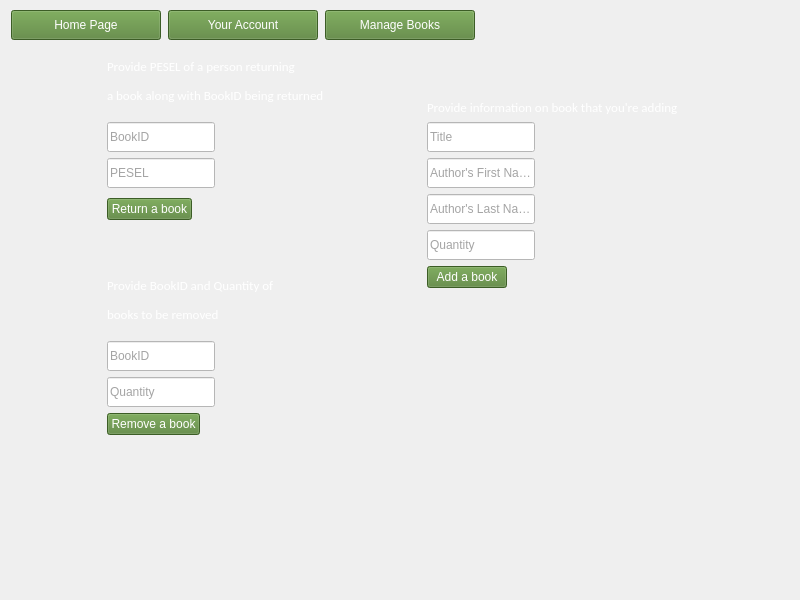
Before: the Qt Designer form managebooksview.ui in wcislak97/ProdigyLibrary, drawn with Qt 5.
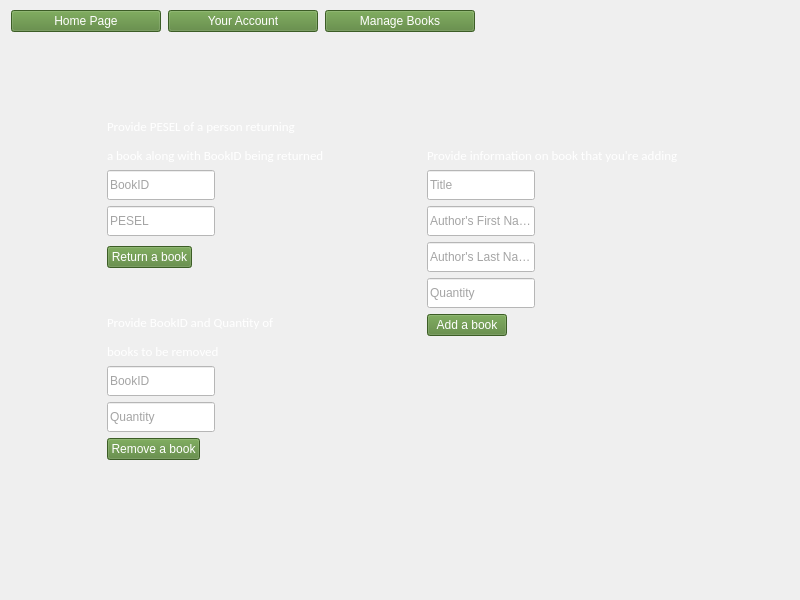
After: the same form once the commit is applied.

What changed in the file:
```diff
--- a/managebooksview.ui
+++ b/managebooksview.ui
@@ -19,7 +19,7 @@
      <x>10</x>
      <y>10</y>
      <width>767</width>
-     <height>425</height>
+     <height>450</height>
     </rect>
    </property>
    <layout class="QVBoxLayout" name="verticalLayout">
@@ -122,8 +122,8 @@
     </item>
     <item>
      <layout class="QGridLayout" name="gridLayout_3" columnstretch="0,0">
-      <item row="2" column="0">
-       <widget class="QLineEdit" name="lineEdit_pesel_3">
+      <item row="2" column="1">
+       <widget class="QLineEdit" name="lineEdit_book_title">
         <property name="sizePolicy">
          <sizepolicy hsizetype="Fixed" vsizetype="Fixed">
           <horstretch>0</horstretch>
@@ -141,11 +141,11 @@
 color: rgb(74, 74, 74);</string>
         </property>
         <property name="placeholderText">
-         <string>PESEL</string>
+         <string>Title</string>
         </property>
        </widget>
       </item>
-      <item row="0" column="1" alignment="Qt::AlignBottom">
+      <item row="1" column="1" alignment="Qt::AlignBottom">
        <widget class="QLabel" name="label_3">
         <property name="font">
          <font>
@@ -165,57 +165,8 @@
         </property>
        </widget>
       </item>
-      <item row="3" column="1">
-       <widget class="QLineEdit" name="lineEdit_author_last_name">
-        <property name="sizePolicy">
-         <sizepolicy hsizetype="Fixed" vsizetype="Fixed">
-          <horstretch>0</horstretch>
-          <verstretch>0</verstretch>
-         </sizepolicy>
-        </property>
-        <property name="minimumSize">
-         <size>
-          <width>0</width>
-          <height>30</height>
-         </size>
-        </property>
-        <property name="styleSheet">
-         <string notr="true">background-color: rgb(255, 255, 255);
-color: rgb(74, 74, 74);</string>
-        </property>
-        <property name="placeholderText">
-         <string>Author's Last Name</string>
-        </property>
-       </widget>
-      </item>
-      <item row="0" column="0">
-       <widget class="QLabel" name="label">
-        <property name="sizePolicy">
-         <sizepolicy hsizetype="Fixed" vsizetype="Preferred">
-          <horstretch>0</horstretch>
-          <verstretch>0</verstretch>
-         </sizepolicy>
-        </property>
-        <property name="font">
-         <font>
-          <family>Calibri</family>
-          <pointsize>8</pointsize>
-          <weight>9</weight>
-          <italic>false</italic>
-          <bold>false</bold>
-         </font>
-        </property>
-        <property name="styleSheet">
-         <string notr="true">color: rgb(255, 255, 255);
-font: 75 8pt &quot;Calibri&quot;;</string>
-        </property>
-        <property name="text">
-         <string>&lt;html&gt;&lt;head/&gt;&lt;body&gt;&lt;p&gt;&lt;span style=&quot; font-size:10pt;&quot;&gt;Provide PESEL of a person returning &lt;/span&gt;&lt;/p&gt;&lt;p&gt;&lt;span style=&quot; font-size:10pt;&quot;&gt;a book along with BookID being returned&lt;/span&gt;&lt;/p&gt;&lt;/body&gt;&lt;/html&gt;</string>
-        </property>
-       </widget>
-      </item>
       <item row="7" column="0">
-       <widget class="QLineEdit" name="lineEdit_quantity">
+       <widget class="QLineEdit" name="lineEdit_book_id_rem">
         <property name="sizePolicy">
          <sizepolicy hsizetype="Fixed" vsizetype="Fixed">
           <horstretch>0</horstretch>
@@ -233,45 +184,11 @@
 color: rgb(74, 74, 74);</string>
         </property>
         <property name="placeholderText">
-         <string>Quantity</string>
+         <string>BookID</string>
         </property>
        </widget>
       </item>
-      <item row="8" column="0">
-       <widget class="QPushButton" name="pushButton_remove_book">
-        <property name="sizePolicy">
-         <sizepolicy hsizetype="Fixed" vsizetype="Fixed">
-          <horstretch>0</horstretch>
-          <verstretch>0</verstretch>
-         </sizepolicy>
-        </property>
-        <property name="styleSheet">
-         <string notr="true">background-color: rgb(84, 130, 53);
-color: rgb(255, 255, 255);</string>
-        </property>
-        <property name="text">
-         <string>Remove a book</string>
-        </property>
-       </widget>
-      </item>
-      <item row="5" column="1" alignment="Qt::AlignTop">
-       <widget class="QPushButton" name="pushButton_add_book">
-        <property name="sizePolicy">
-         <sizepolicy hsizetype="Fixed" vsizetype="Fixed">
-          <horstretch>0</horstretch>
-          <verstretch>0</verstretch>
-         </sizepolicy>
-        </property>
-        <property name="styleSheet">
-         <string notr="true">background-color: rgb(84, 130, 53);
-color: rgb(255, 255, 255);</string>
-        </property>
-        <property name="text">
-         <string>Add a book</string>
-        </property>
-       </widget>
-      </item>
-      <item row="5" column="0">
+      <item row="6" column="0">
        <widget class="QLabel" name="label_2">
         <property name="sizePolicy">
          <sizepolicy hsizetype="Fixed" vsizetype="Preferred">
@@ -303,8 +220,8 @@
         </property>
        </widget>
       </item>
-      <item row="4" column="1">
-       <widget class="QLineEdit" name="lineEdit_quantity_add">
+      <item row="2" column="0">
+       <widget class="QLineEdit" name="lineEdit_book_id">
         <property name="sizePolicy">
          <sizepolicy hsizetype="Fixed" vsizetype="Fixed">
           <horstretch>0</horstretch>
@@ -322,34 +239,11 @@
 color: rgb(74, 74, 74);</string>
         </property>
         <property name="placeholderText">
-         <string>Quantity</string>
+         <string>BookID</string>
         </property>
        </widget>
       </item>
-      <item row="1" column="1">
-       <widget class="QLineEdit" name="lineEdit_book_title">
-        <property name="sizePolicy">
-         <sizepolicy hsizetype="Fixed" vsizetype="Fixed">
-          <horstretch>0</horstretch>
-          <verstretch>0</verstretch>
-         </sizepolicy>
-        </property>
-        <property name="minimumSize">
-         <size>
-          <width>0</width>
-          <height>30</height>
-         </size>
-        </property>
-        <property name="styleSheet">
-         <string notr="true">background-color: rgb(255, 255, 255);
-color: rgb(74, 74, 74);</string>
-        </property>
-        <property name="placeholderText">
-         <string>Title</string>
-        </property>
-       </widget>
-      </item>
-      <item row="3" column="0">
+      <item row="4" column="0">
        <widget class="QPushButton" name="pushButton_return_book">
         <property name="sizePolicy">
          <sizepolicy hsizetype="Fixed" vsizetype="Fixed">
@@ -366,7 +260,7 @@
         </property>
        </widget>
       </item>
-      <item row="2" column="1">
+      <item row="3" column="1">
        <widget class="QLineEdit" name="lineEdit_author_first_name">
         <property name="sizePolicy">
          <sizepolicy hsizetype="Fixed" vsizetype="Fixed">
@@ -389,8 +283,8 @@
         </property>
        </widget>
       </item>
-      <item row="6" column="0">
-       <widget class="QLineEdit" name="lineEdit_book_id_rem">
+      <item row="4" column="1">
+       <widget class="QLineEdit" name="lineEdit_author_last_name">
         <property name="sizePolicy">
          <sizepolicy hsizetype="Fixed" vsizetype="Fixed">
           <horstretch>0</horstretch>
@@ -408,13 +302,62 @@
 color: rgb(74, 74, 74);</string>
         </property>
         <property name="placeholderText">
-         <string>BookID</string>
+         <string>Author's Last Name</string>
+        </property>
+       </widget>
+      </item>
+      <item row="3" column="0">
+       <widget class="QLineEdit" name="lineEdit_pesel_3">
+        <property name="sizePolicy">
+         <sizepolicy hsizetype="Fixed" vsizetype="Fixed">
+          <horstretch>0</horstretch>
+          <verstretch>0</verstretch>
+         </sizepolicy>
+        </property>
+        <property name="minimumSize">
+         <size>
+          <width>0</width>
+          <height>30</height>
+         </size>
+        </property>
+        <property name="styleSheet">
+         <string notr="true">background-color: rgb(255, 255, 255);
+color: rgb(74, 74, 74);</string>
+        </property>
+        <property name="placeholderText">
+         <string>PESEL</string>
         </property>
        </widget>
       </item>
       <item row="1" column="0">
-       <widget class="QLineEdit" name="lineEdit_book_id">
+       <widget class="QLabel" name="label">
         <property name="sizePolicy">
+         <sizepolicy hsizetype="Fixed" vsizetype="Preferred">
+          <horstretch>0</horstretch>
+          <verstretch>0</verstretch>
+         </sizepolicy>
+        </property>
+        <property name="font">
+         <font>
+          <family>Calibri</family>
+          <pointsize>8</pointsize>
+          <weight>9</weight>
+          <italic>false</italic>
+          <bold>false</bold>
+         </font>
+        </property>
+        <property name="styleSheet">
+         <string notr="true">color: rgb(255, 255, 255);
+font: 75 8pt &quot;Calibri&quot;;</string>
+        </property>
+        <property name="text">
+         <string>&lt;html&gt;&lt;head/&gt;&lt;body&gt;&lt;p&gt;&lt;span style=&quot; font-size:10pt;&quot;&gt;Provide PESEL of a person returning &lt;/span&gt;&lt;/p&gt;&lt;p&gt;&lt;span style=&quot; font-size:10pt;&quot;&gt;a book along with BookID being returned&lt;/span&gt;&lt;/p&gt;&lt;/body&gt;&lt;/html&gt;</string>
+        </property>
+       </widget>
+      </item>
+      <item row="8" column="0">
+       <widget class="QLineEdit" name="lineEdit_quantity">
+        <property name="sizePolicy">
          <sizepolicy hsizetype="Fixed" vsizetype="Fixed">
           <horstretch>0</horstretch>
           <verstretch>0</verstretch>
@@ -431,10 +374,80 @@
 color: rgb(74, 74, 74);</string>
         </property>
         <property name="placeholderText">
-         <string>BookID</string>
+         <string>Quantity</string>
         </property>
        </widget>
       </item>
+      <item row="6" column="1" alignment="Qt::AlignTop">
+       <widget class="QPushButton" name="pushButton_add_book">
+        <property name="sizePolicy">
+         <sizepolicy hsizetype="Fixed" vsizetype="Fixed">
+          <horstretch>0</horstretch>
+          <verstretch>0</verstretch>
+         </sizepolicy>
+        </property>
+        <property name="styleSheet">
+         <string notr="true">background-color: rgb(84, 130, 53);
+color: rgb(255, 255, 255);</string>
+        </property>
+        <property name="text">
+         <string>Add a book</string>
+        </property>
+       </widget>
+      </item>
+      <item row="5" column="1">
+       <widget class="QLineEdit" name="lineEdit_quantity_add">
+        <property name="sizePolicy">
+         <sizepolicy hsizetype="Fixed" vsizetype="Fixed">
+          <horstretch>0</horstretch>
+          <verstretch>0</verstretch>
+         </sizepolicy>
+        </property>
+        <property name="minimumSize">
+         <size>
+          <width>0</width>
+          <height>30</height>
+         </size>
+        </property>
+        <property name="styleSheet">
+         <string notr="true">background-color: rgb(255, 255, 255);
+color: rgb(74, 74, 74);</string>
+        </property>
+        <property name="placeholderText">
+         <string>Quantity</string>
+        </property>
+       </widget>
+      </item>
+      <item row="9" column="0">
+       <widget class="QPushButton" name="pushButton_remove_book">
+        <property name="sizePolicy">
+         <sizepolicy hsizetype="Fixed" vsizetype="Fixed">
+          <horstretch>0</horstretch>
+          <verstretch>0</verstretch>
+         </sizepolicy>
+        </property>
+        <property name="styleSheet">
+         <string notr="true">background-color: rgb(84, 130, 53);
+color: rgb(255, 255, 255);</string>
+        </property>
+        <property name="text">
+         <string>Remove a book</string>
+        </property>
+       </widget>
+      </item>
+      <item row="0" column="0">
+       <spacer name="verticalSpacer">
+        <property name="orientation">
+         <enum>Qt::Vertical</enum>
+        </property>
+        <property name="sizeHint" stdset="0">
+         <size>
+          <width>20</width>
+          <height>40</height>
+         </size>
+        </property>
+       </spacer>
+      </item>
      </layout>
     </item>
    </layout>
```
